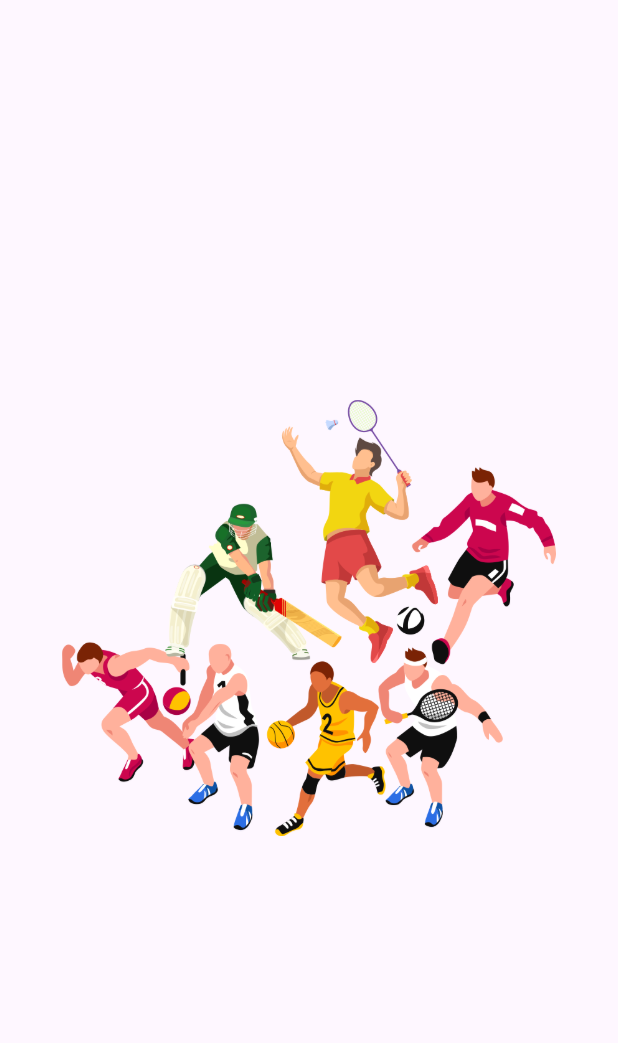
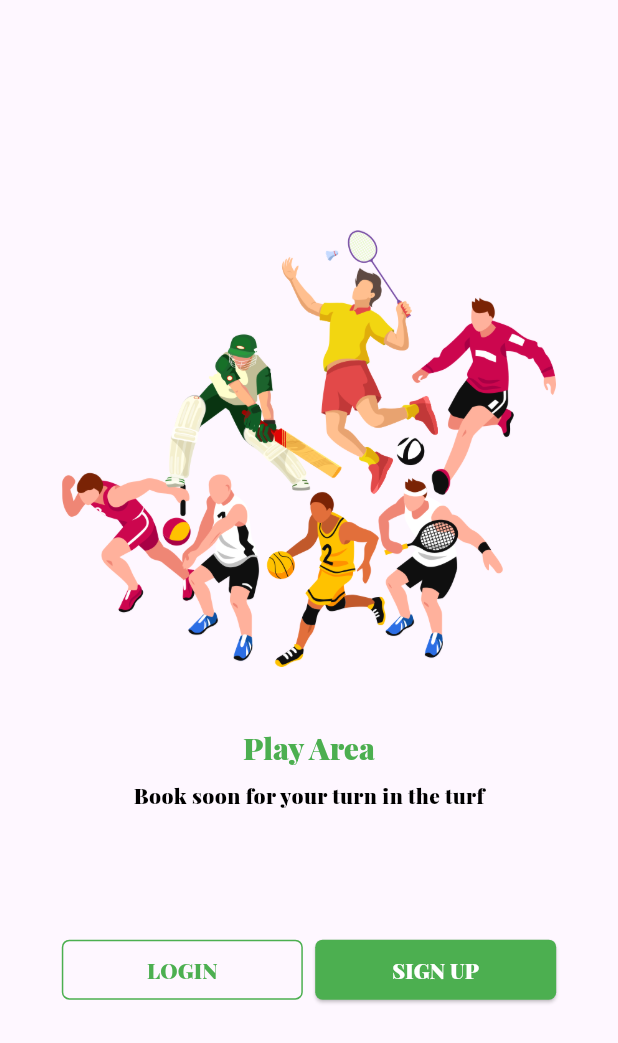
Before and after one commit to Mahakaleeswaran-R/play_area, a Flutter app: the screen it shows after launch, on a phone screen of 412 x 824 dp. Shown: the top 1043 px of the screen. Run offline on Flutter 3.47's test engine with Material 3 defaults, Android fonts, the light colour scheme and no system bars; our stand-ins replace get, google_fonts.

Commit message:
splash screen changes

```diff
--- /dev/null
+++ b/lib/controller/splash_controller.dart
@@ -0,0 +1,11 @@
+import 'package:get/get.dart';
+import 'package:play_area/screens/home_screen.dart';
+
+class SplashController extends GetxController {
+  static SplashController get find => Get.find();
+
+  Future getUserInfo() async {
+    // await Future.delayed(Duration(milliseconds: 5000));
+    // Get.to(() => HomeScreen());
+  }
+}
--- a/lib/main.dart
+++ b/lib/main.dart
@@ -1,4 +1,5 @@
 import 'package:flutter/material.dart';
+import 'package:get/get.dart';
 import 'package:play_area/utils/constant.dart';
 import 'package:play_area/utils/theme.dart';
 import 'screens/splash_screen.dart';
@@ -12,13 +13,13 @@ class MyApp extends StatelessWidget {
 
   @override
   Widget build(BuildContext context) {
-    return MaterialApp(
+    return GetMaterialApp(
         debugShowCheckedModeBanner: false,
         title: appTitle,
         theme: lightTheme,
         darkTheme: darkTheme,
         themeMode: ThemeMode.system,
-        home: const Scaffold(
+        home: Scaffold(
           body: SplashScreen(),
         ));
   }
--- /dev/null
+++ b/lib/screens/home_screen.dart
@@ -0,0 +1,17 @@
+import 'package:flutter/material.dart';
+
+class HomeScreen extends StatefulWidget {
+  const HomeScreen({super.key});
+
+  @override
+  State<HomeScreen> createState() => _HomeScreenState();
+}
+
+class _HomeScreenState extends State<HomeScreen> {
+  @override
+  Widget build(BuildContext context) {
+    return Scaffold(
+      body: Text("Home Screen"),
+    );
+  }
+}
--- a/lib/screens/splash_screen.dart
+++ b/lib/screens/splash_screen.dart
@@ -1,18 +1,90 @@
 import 'package:flutter/material.dart';
+import 'package:get/get.dart';
+import 'package:play_area/controller/splash_controller.dart';
+import 'package:play_area/utils/constant.dart';
+import 'package:play_area/utils/theme.dart';
 
 class SplashScreen extends StatelessWidget {
-  const SplashScreen({super.key});
+  final splashController = Get.put(SplashController());
 
   @override
   Widget build(BuildContext context) {
+    splashController.getUserInfo();
+
+    var size = MediaQuery.of(context).size;
+
     return Scaffold(
-      body: Center(
-        child: Container(
-          height: MediaQuery.of(context).size.height,
-          width: MediaQuery.of(context).size.width * 0.8,
-          child: Image(image: AssetImage("lib/asset/splash_screen_image.png")),
-        ),
+        body: Center(
+      child: Column(
+        mainAxisAlignment: MainAxisAlignment.center,
+        children: [
+          Container(
+            width: size.width * 0.8,
+            child: Image(image: AssetImage(splashScreenImagePath)),
+          ),
+          SizedBox(
+            height: size.width * 0.1,
+          ),
+          Text(appTitle,
+              style: Theme.of(context)
+                  .textTheme
+                  .headlineMedium
+                  ?.copyWith(color: primaryColor)),
+          SizedBox(
+            height: size.width * 0.02,
+          ),
+          Text(splashScreenBodyText,
+              style: Theme.of(context).textTheme.bodyMedium),
+          SizedBox(
+            height: size.width * 0.2,
+          ),
+          Row(
+            mainAxisAlignment: MainAxisAlignment.center,
+            children: [
+              SizedBox(
+                width: size.width * 0.39,
+                child: OutlinedButton(
+                    onPressed: () {},
+                    child: Text(
+                      login,
+                      style: Theme.of(context)
+                          .textTheme
+                          .labelLarge
+                          ?.copyWith(color: primaryColor),
+                    ),
+                    style: ButtonStyle(
+                      side: WidgetStateProperty.all(
+                          BorderSide(color: primaryColor)),
+                      shape: WidgetStateProperty.all(RoundedRectangleBorder(
+                        borderRadius: BorderRadius.circular(5),
+                      )),
+                    )),
+              ),
+              SizedBox(
+                width: size.width * 0.02,
+              ),
+              SizedBox(
+                width: size.width * 0.39,
+                child: ElevatedButton(
+                    onPressed: () {},
+                    child: Text(
+                      signUp,
+                      style: Theme.of(context)
+                          .textTheme
+                          .labelLarge
+                          ?.copyWith(color: Colors.white),
+                    ),
+                    style: ButtonStyle(
+                      backgroundColor: WidgetStateProperty.all(primaryColor),
+                      shape: WidgetStateProperty.all(RoundedRectangleBorder(
+                        borderRadius: BorderRadius.circular(5),
+                      )),
+                    )),
+              ),
+            ],
+          ),
+        ],
       ),
-    );
+    ));
   }
 }
--- a/lib/utils/constant.dart
+++ b/lib/utils/constant.dart
@@ -1 +1,5 @@
 String appTitle = "Play Area";
+String splashScreenImagePath = "lib/asset/splash_screen_image.png";
+String splashScreenBodyText = "Book soon for your turn in the turf";
+String login = "LOGIN";
+String signUp = "SIGN UP";
--- a/lib/utils/theme.dart
+++ b/lib/utils/theme.dart
@@ -1,33 +1,37 @@
 import 'package:flutter/material.dart';
 import 'package:google_fonts/google_fonts.dart';
 
-TextStyle baseStyle = GoogleFonts.playfairDisplay(fontWeight: FontWeight.w900);
+TextStyle baseStyleLight = GoogleFonts.playfairDisplay(
+    fontWeight: FontWeight.w900, color: Colors.black);
+
+TextStyle baseStyleDark = GoogleFonts.playfairDisplay(
+    fontWeight: FontWeight.w900, color: Colors.white);
 
 const Color primaryColor = Colors.green;
 
-TextTheme textTheme = TextTheme(
-    displayLarge: baseStyle.copyWith( fontSize: 32),
-    displayMedium: baseStyle.copyWith( fontSize: 28),
-    displaySmall: baseStyle.copyWith( fontSize: 24),
-    headlineMedium: baseStyle.copyWith( fontSize: 20),
-    headlineSmall: baseStyle.copyWith( fontSize: 18),
-    titleLarge: baseStyle.copyWith( fontSize: 16),
-    titleMedium: baseStyle.copyWith( fontSize: 16),
-    titleSmall: baseStyle.copyWith( fontSize: 14),
-    bodyLarge: baseStyle.copyWith( fontSize: 16),
-    bodyMedium: baseStyle.copyWith( fontSize: 14),
-    bodySmall: baseStyle.copyWith( fontSize: 12),
-    labelLarge: baseStyle.copyWith( fontSize: 14),
+TextTheme textTheme(TextStyle baseStyle) {
+  return TextTheme(
+    displayLarge: baseStyle.copyWith(fontSize: 32),
+    displayMedium: baseStyle.copyWith(fontSize: 28),
+    displaySmall: baseStyle.copyWith(fontSize: 24),
+    headlineMedium: baseStyle.copyWith(fontSize: 20),
+    headlineSmall: baseStyle.copyWith(fontSize: 18),
+    titleLarge: baseStyle.copyWith(fontSize: 16),
+    titleMedium: baseStyle.copyWith(fontSize: 16),
+    titleSmall: baseStyle.copyWith(fontSize: 14),
+    bodyLarge: baseStyle.copyWith(fontSize: 16),
+    bodyMedium: baseStyle.copyWith(fontSize: 14),
+    bodySmall: baseStyle.copyWith(fontSize: 12),
+    labelLarge: baseStyle.copyWith(fontSize: 14),
+  );
+}
+
+ThemeData lightTheme = ThemeData(
+  brightness: Brightness.light,
+  textTheme: textTheme(baseStyleLight),
 );
 
-ThemeData lightTheme = ThemeData(
-    brightness: Brightness.light,
-    primaryColor: primaryColor,
-    textTheme: textTheme,
-);
+ThemeData darkTheme =
+    ThemeData(brightness: Brightness.dark, textTheme: textTheme(baseStyleDark));
 
-ThemeData darkTheme = ThemeData(
-    brightness: Brightness.dark,
-    primaryColor: primaryColor,
-    textTheme: textTheme
-);
+Color buttonColor = Colors.white;
--- a/pubspec.yaml
+++ b/pubspec.yaml
@@ -37,6 +37,7 @@ dependencies:
   cupertino_icons: ^1.0.8
   http: ^1.2.2
   google_fonts: ^6.2.1
+  get: ^4.6.6
 
 dev_dependencies:
   flutter_test:
```
Also changed, not shown: pubspec.lock.
